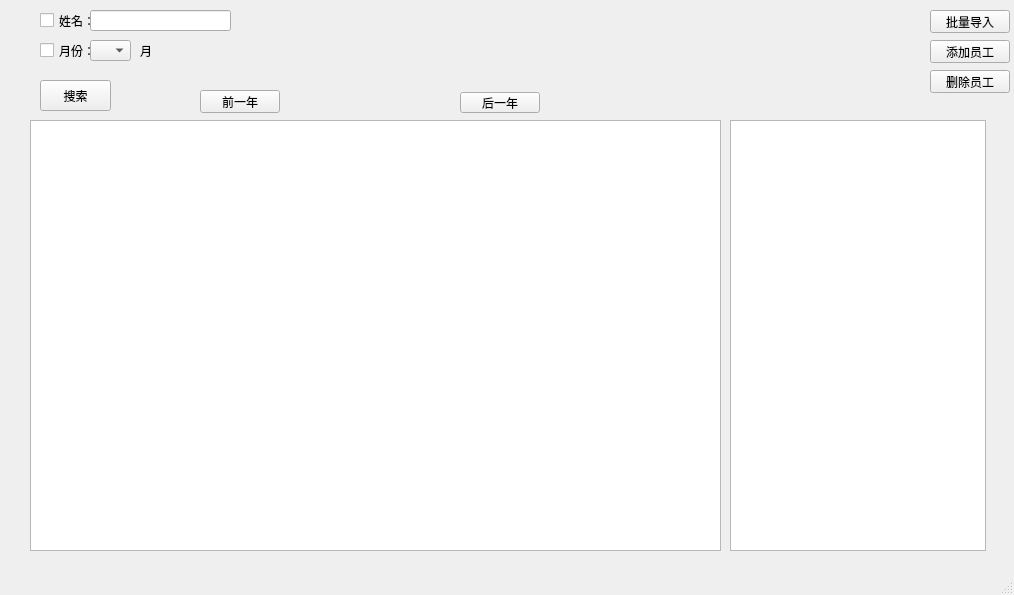
Before: the Qt Designer form mainwindow.ui in RhuuIi0/cppProject, drawn with Qt 5.
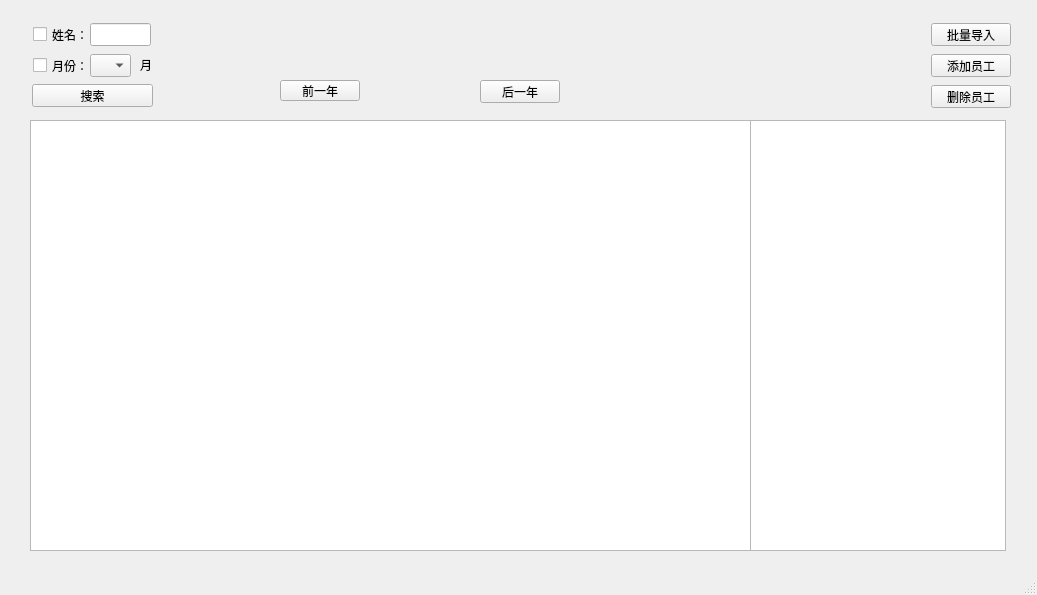
After: the same form once the commit is applied. Icons and pictures are not drawn.

```diff
--- a/mainwindow.ui
+++ b/mainwindow.ui
@@ -9,7 +9,7 @@
    <rect>
     <x>0</x>
     <y>0</y>
-    <width>1014</width>
+    <width>1037</width>
     <height>595</height>
    </rect>
   </property>
@@ -21,9 +21,9 @@
     <property name="geometry">
      <rect>
       <x>90</x>
-      <y>10</y>
-      <width>141</width>
-      <height>21</height>
+      <y>23</y>
+      <width>61</width>
+      <height>23</height>
      </rect>
     </property>
     <property name="maxLength">
@@ -33,10 +33,10 @@
    <widget class="QPushButton" name="btn_SearchEntry">
     <property name="geometry">
      <rect>
-      <x>40</x>
-      <y>80</y>
-      <width>71</width>
-      <height>31</height>
+      <x>32</x>
+      <y>84</y>
+      <width>121</width>
+      <height>23</height>
      </rect>
     </property>
     <property name="text">
@@ -46,8 +46,8 @@
    <widget class="QPushButton" name="btn_Import">
     <property name="geometry">
      <rect>
-      <x>930</x>
-      <y>10</y>
+      <x>931</x>
+      <y>23</y>
       <width>80</width>
       <height>23</height>
      </rect>
@@ -60,9 +60,9 @@
     <property name="geometry">
      <rect>
       <x>90</x>
-      <y>40</y>
+      <y>54</y>
       <width>41</width>
-      <height>21</height>
+      <height>23</height>
      </rect>
     </property>
    </widget>
@@ -71,7 +71,7 @@
      <rect>
       <x>30</x>
       <y>120</y>
-      <width>691</width>
+      <width>721</width>
       <height>431</height>
      </rect>
     </property>
@@ -94,8 +94,8 @@
    <widget class="QPushButton" name="btn_AddData">
     <property name="geometry">
      <rect>
-      <x>930</x>
-      <y>40</y>
+      <x>931</x>
+      <y>54</y>
       <width>80</width>
       <height>23</height>
      </rect>
@@ -107,8 +107,8 @@
    <widget class="QPushButton" name="btn_DelData">
     <property name="geometry">
      <rect>
-      <x>930</x>
-      <y>70</y>
+      <x>931</x>
+      <y>85</y>
       <width>80</width>
       <height>23</height>
      </rect>
@@ -120,9 +120,9 @@
    <widget class="QCheckBox" name="checkBox_Month">
     <property name="geometry">
      <rect>
-      <x>40</x>
-      <y>40</y>
-      <width>51</width>
+      <x>33</x>
+      <y>55</y>
+      <width>61</width>
       <height>21</height>
      </rect>
     </property>
@@ -133,9 +133,9 @@
    <widget class="QCheckBox" name="checkBox_Name">
     <property name="geometry">
      <rect>
-      <x>40</x>
-      <y>10</y>
-      <width>51</width>
+      <x>33</x>
+      <y>24</y>
+      <width>61</width>
       <height>21</height>
      </rect>
     </property>
@@ -146,35 +146,22 @@
    <widget class="QPushButton" name="btn_Pre">
     <property name="geometry">
      <rect>
-      <x>200</x>
-      <y>90</y>
+      <x>280</x>
+      <y>80</y>
       <width>80</width>
-      <height>23</height>
+      <height>21</height>
      </rect>
     </property>
     <property name="text">
      <string>前一年</string>
     </property>
    </widget>
-   <widget class="QPushButton" name="btn_Next">
-    <property name="geometry">
-     <rect>
-      <x>460</x>
-      <y>92</y>
-      <width>80</width>
-      <height>21</height>
-     </rect>
-    </property>
-    <property name="text">
-     <string>后一年</string>
-    </property>
-   </widget>
    <widget class="QLabel" name="label">
     <property name="geometry">
      <rect>
       <x>140</x>
-      <y>40</y>
-      <width>21</width>
+      <y>54</y>
+      <width>16</width>
       <height>21</height>
      </rect>
     </property>
@@ -185,10 +172,10 @@
    <widget class="QLabel" name="label_Year">
     <property name="geometry">
      <rect>
-      <x>320</x>
-      <y>80</y>
-      <width>101</width>
-      <height>31</height>
+      <x>365</x>
+      <y>70</y>
+      <width>111</width>
+      <height>41</height>
      </rect>
     </property>
     <property name="sizePolicy">
@@ -211,7 +198,7 @@
    <widget class="QTableWidget" name="table_nianjia">
     <property name="geometry">
      <rect>
-      <x>730</x>
+      <x>750</x>
       <y>120</y>
       <width>256</width>
       <height>431</height>
@@ -221,10 +208,10 @@
    <widget class="QLabel" name="label_Name">
     <property name="geometry">
      <rect>
-      <x>730</x>
-      <y>80</y>
-      <width>101</width>
-      <height>31</height>
+      <x>750</x>
+      <y>70</y>
+      <width>131</width>
+      <height>41</height>
      </rect>
     </property>
     <property name="sizePolicy">
@@ -244,6 +231,19 @@
      <set>Qt::AlignCenter</set>
     </property>
    </widget>
+   <widget class="QPushButton" name="btn_Next">
+    <property name="geometry">
+     <rect>
+      <x>480</x>
+      <y>80</y>
+      <width>80</width>
+      <height>23</height>
+     </rect>
+    </property>
+    <property name="text">
+     <string>后一年</string>
+    </property>
+   </widget>
   </widget>
   <widget class="QMenuBar" name="menubar">
    <property name="geometry">
```
Left out of the diff: 8 changed lines with no effect on the pictures.
